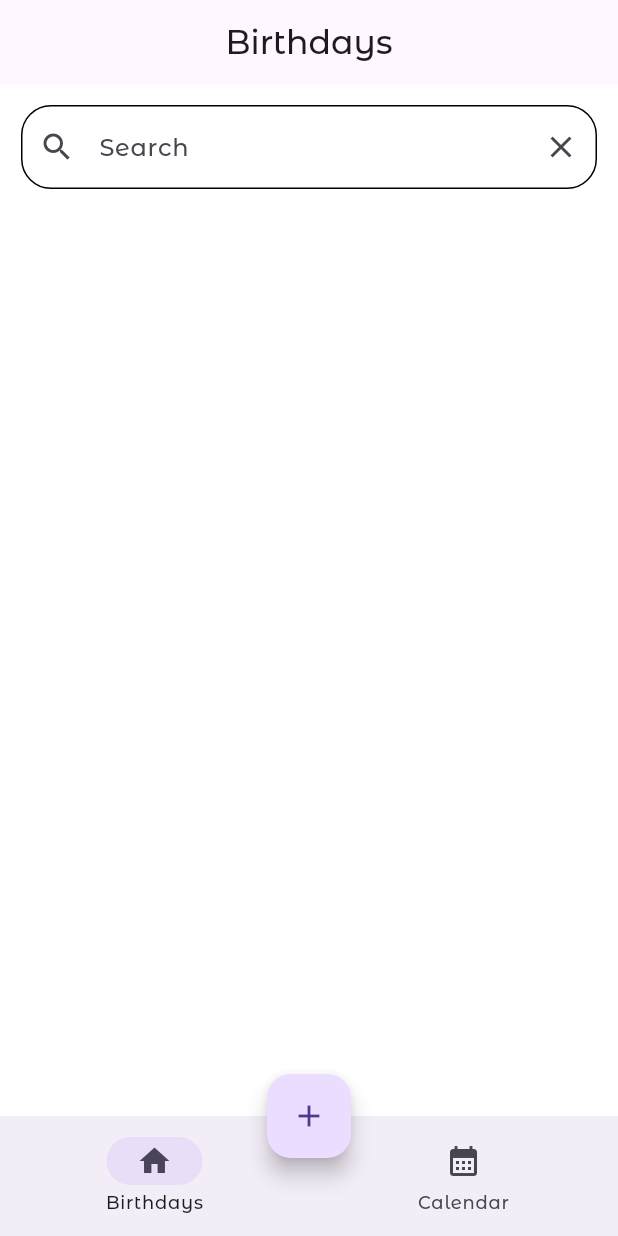
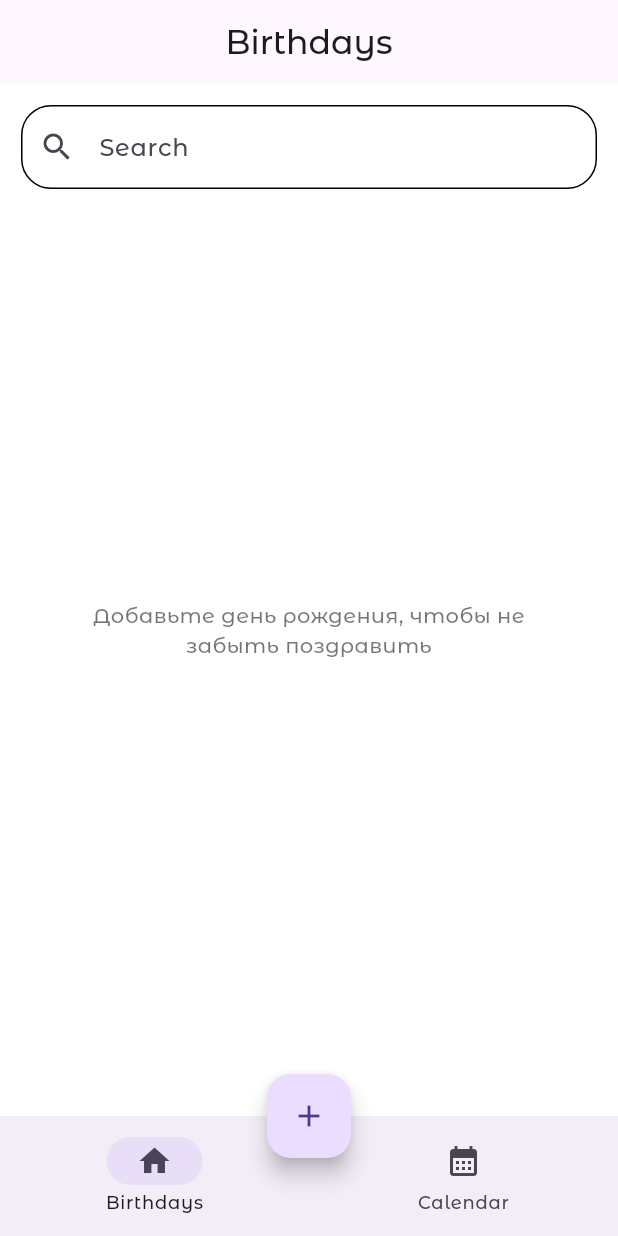
Before and after one commit to Krapivka/birthdays_reminder, a Flutter app: the screen it shows after launch, on a phone screen of 412 x 824 dp. Run offline on Flutter 3.47's test engine with Material 3 defaults, Android fonts, the phone set to English and light mode, and no system bars; our stand-ins replace auto_route, bloc, dartz, equatable, flutter_bloc, image_picker and 1 more; project files that could hold a hidden picture were left out.

Commit message:
added the ability to sort birthdays and visibility icon clear

```diff
--- a/lib/features/birthdays_list/birthdays_list.dart
+++ b/lib/features/birthdays_list/birthdays_list.dart
@@ -51,12 +51,23 @@ class BirthdaysListView extends StatelessWidget {
                   controller: _controller,
                   decoration: InputDecoration(
                     prefixIcon: Icon(Icons.search),
-                    suffixIcon: IconButton(
+                    suffixIcon:
+                        BlocConsumer<BirthdaysListBloc, BirthdaysListState>(
+                      listener: (context, state) {
+                        // TODO: implement listener
+                      },
+                      builder: (context, state) {
+                        if (bloc.state is SearchBirthdaysListLoaded) {
+                          return IconButton(
                               onPressed: () {
                                 _controller.clear();
                                 bloc.add(const LoadBirthdaysListEvent());
                               },
-                        icon: const Icon(Icons.clear)),
+                              icon: const Icon(Icons.clear));
+                        }
+                        return SizedBox();
+                      },
+                    ),
                     border: const OutlineInputBorder(
                         borderRadius: BorderRadius.all(Radius.circular(20.0))),
                     enabledBorder: const OutlineInputBorder(
@@ -87,7 +98,7 @@ class BirthdaysListView extends StatelessWidget {
                   }
                   if (state is BirthdaysListLoaded) {
                     final List<PersonModel> persons = state.listPersonModel;
-
+                    if (persons.isNotEmpty) {
                       return ListView.builder(
                         physics: const AlwaysScrollableScrollPhysics(),
                         shrinkWrap: true,
@@ -95,17 +106,39 @@ class BirthdaysListView extends StatelessWidget {
                         itemBuilder: (context, index) =>
                             BirthdayCard(index: index, person: persons[index]),
                       );
+                    } else {
+                      return const Center(
+                          child: Padding(
+                        padding: EdgeInsets.all(50.0),
+                        child: Align(
+                          child: Text(
+                              "Добавьте день рождения, чтобы не забыть поздравить",
+                              textAlign: TextAlign.center,
+                              style: TextStyle(
+                                color: Colors.black54,
+                              )),
+                        ),
+                      ));
+                    }
                   }
                   if (state is SearchBirthdaysListLoaded) {
                     final List<PersonModel> persons =
                         state.sortedListPersonModel;
 
+                    if (persons.isNotEmpty) {
                       return ListView.builder(
                         shrinkWrap: true,
                         itemCount: persons.length,
                         itemBuilder: (context, index) =>
                             BirthdayCard(index: index, person: persons[index]),
                       );
+                    } else {
+                      return const Center(
+                          child: Text("День рождения не найден",
+                              style: TextStyle(
+                                color: Colors.black54,
+                              )));
+                    }
                   }
                   return const SizedBox();
                 }),
--- a/lib/features/birthdays_list/bloc/birthdays_list_bloc.dart
+++ b/lib/features/birthdays_list/bloc/birthdays_list_bloc.dart
@@ -23,8 +23,9 @@ class BirthdaysListBloc extends Bloc<BirthdaysListEvent, BirthdaysListState> {
     final listPersonModel = await _personRepository.getAllPersons();
     listPersonModel.fold(
         (failure) => emit(BirthdaysListFailure()),
-        (result) => emit(
-            BirthdaysListLoaded(listPersonModel: result as List<PersonModel>)));
+        (result) => emit(BirthdaysListLoaded(
+            listPersonModel:
+                sortPersonsByNearestBirthday(result as List<PersonModel>))));
   }
 
   _onSearchPerson(
@@ -32,15 +33,17 @@ class BirthdaysListBloc extends Bloc<BirthdaysListEvent, BirthdaysListState> {
     emit(BirthdaysListLoading());
     final listPersonModel = await _personRepository.getAllPersons();
     listPersonModel.fold((failure) => emit(BirthdaysListFailure()), (result) {
-      if (result == []) {
-        emit(SearchBirthdaysListEmpty());
+      if (result.isEmpty || event.query == '') {
+        emit(BirthdaysListLoaded(listPersonModel: result as List<PersonModel>));
       } else {
         final query = event.query;
+
         debugPrint("Search: ${event.query}");
         final sortedList = result
             .where((person) =>
                 person.name.toLowerCase().contains(query.toLowerCase()))
             .toList();
+
         emit(SearchBirthdaysListLoaded(
             sortedListPersonModel: sortedList as List<PersonModel>));
       }
@@ -50,7 +53,38 @@ class BirthdaysListBloc extends Bloc<BirthdaysListEvent, BirthdaysListState> {
   _onDeletePerson(DeletePersonBirthdaysListEvent event,
       Emitter<BirthdaysListState> emit) async {
     final delPerson = await _personRepository.deletePerson(event.id);
-    delPerson.fold((failure) => emit(BirthdaysListFailure()),
-        (result) => add(const LoadBirthdaysListEvent()));
+    delPerson.fold((failure) => emit(BirthdaysListFailure()), (result) {
+      debugPrint("Delete Person with ID: ${event.id}");
+    });
+  }
+
+  List<PersonModel> sortPersonsByNearestBirthday(List<PersonModel> persons) {
+    DateTime today = DateTime.now();
+    DateTime yesterday = today.subtract(Duration(days: 1));
+
+    persons.sort((a, b) {
+      DateTime aNextBirthday =
+          DateTime(today.year, a.birthdate.month, a.birthdate.day);
+      DateTime bNextBirthday =
+          DateTime(today.year, b.birthdate.month, b.birthdate.day);
+
+      if (aNextBirthday.isBefore(yesterday)) {
+        aNextBirthday = aNextBirthday.add(Duration(days: 365));
+      }
+
+      if (bNextBirthday.isBefore(yesterday)) {
+        bNextBirthday = bNextBirthday.add(Duration(days: 365));
+      }
+
+      int result = aNextBirthday.compareTo(bNextBirthday);
+
+      if (result == 0) {
+        result = a.id.compareTo(b.id);
+      }
+
+      return result;
+    });
+
+    return persons;
   }
 }
--- a/lib/features/birthdays_list/bloc/birthdays_list_state.dart
+++ b/lib/features/birthdays_list/bloc/birthdays_list_state.dart
@@ -19,9 +19,9 @@ class BirthdaysListLoaded extends BirthdaysListState {
   List<Object> get props => [listPersonModel];
 }
 
-class BirthdaysListFailure extends BirthdaysListState {}
+class SearchBirthdaysListEmpty extends BirthdaysListState {}
 
-class SearchBirthdaysListEmpty extends BirthdaysListState {}
+class BirthdaysListEmpty extends BirthdaysListState {}
 
 class SearchBirthdaysListLoaded extends BirthdaysListState {
   SearchBirthdaysListLoaded({required this.sortedListPersonModel});
@@ -31,3 +31,5 @@ class SearchBirthdaysListLoaded extends BirthdaysListState {
   @override
   List<Object> get props => [sortedListPersonModel];
 }
+
+class BirthdaysListFailure extends BirthdaysListState {}
```
Lines whose indentation alone changed are shown as unchanged.
